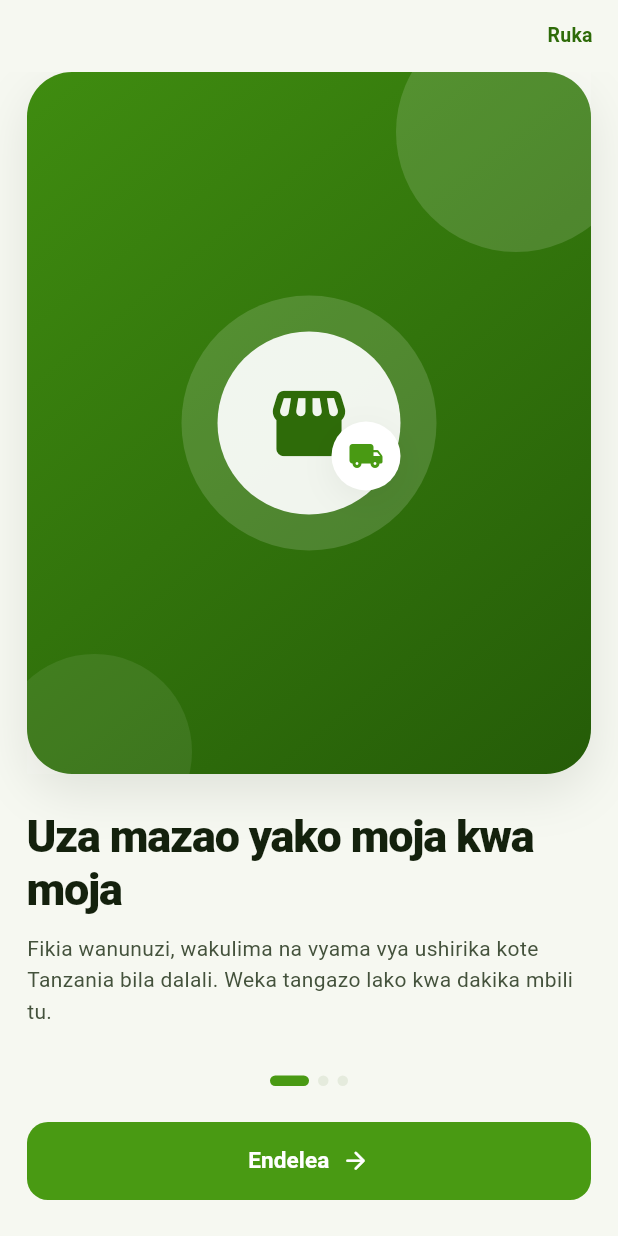
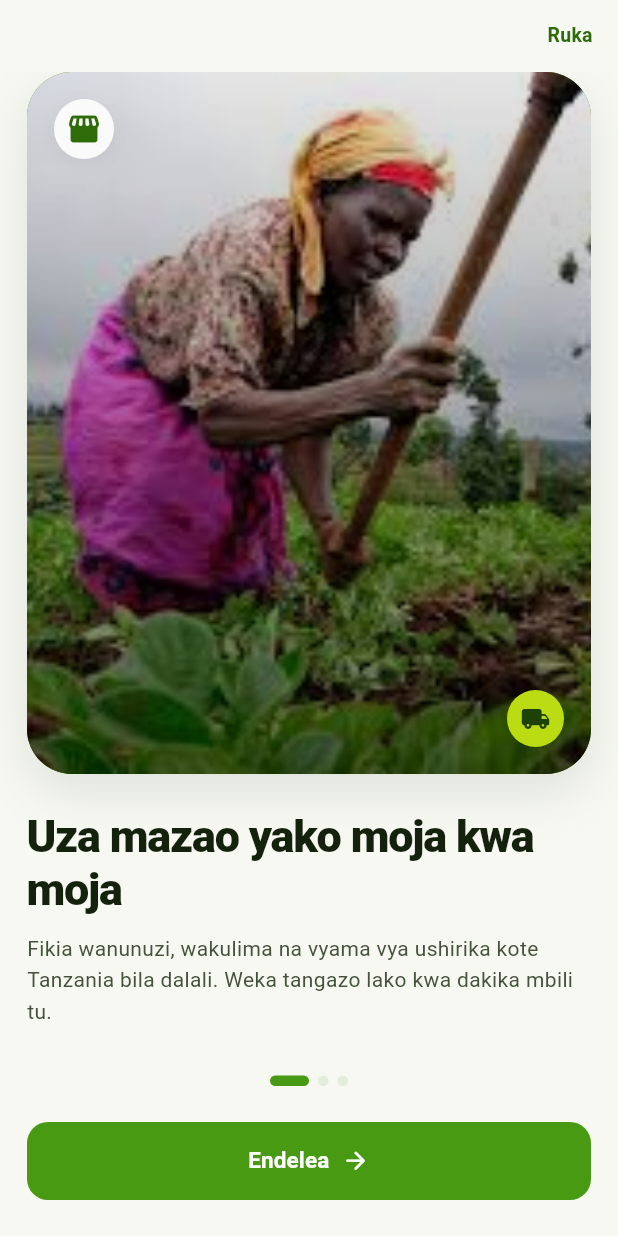
Before and after one commit to APKnation/mkulima, a Flutter app: the screen it shows after launch, on a phone screen of 412 x 824 dp. Run offline on Flutter 3.47's test engine with Material 3 defaults, Android fonts, the phone set to English and light mode, and no system bars; our stand-ins replace material_ui.

Commit message:
updated layout

```diff
--- a/lib/features/alerts/price_alerts_screen.dart
+++ b/lib/features/alerts/price_alerts_screen.dart
@@ -152,7 +152,7 @@ class _AlertCard extends StatelessWidget {
           Container(
             padding: const EdgeInsets.all(AppSpacing.sm),
             decoration: BoxDecoration(
-              color: alert.active ? AppColors.successSoft : AppColors.mutedSoft,
+              color: alert.active ? AppColors.successSoft : AppColors.surfaceAlt,
               shape: BoxShape.circle,
             ),
             child: Icon(
--- a/lib/features/directory/agro_directory_screen.dart
+++ b/lib/features/directory/agro_directory_screen.dart
@@ -193,7 +193,7 @@ class _DealerCard extends StatelessWidget {
                 child: MkButton(
                   label: 'Piga Simu (${dealer.phone})',
                   icon: Icons.phone_rounded,
-                  size: MkButtonSize.sm,
+                  height: 44,
                   onPressed: () {
                     showAppSnack(
                       context,
--- a/lib/features/logistics/agri_logistics_screen.dart
+++ b/lib/features/logistics/agri_logistics_screen.dart
@@ -183,7 +183,7 @@ class _TransporterCard extends StatelessWidget {
           MkButton(
             label: 'Wasiliana na Dereva (${transporter.phone})',
             icon: Icons.phone_rounded,
-            size: MkButtonSize.sm,
+            height: 44,
             onPressed: () {
               showAppSnack(
                 context,
@@ -268,7 +268,7 @@ class _WarehouseCard extends StatelessWidget {
           MkButton(
             label: 'Hifadhi Mzigo / Wasiliana (${warehouse.phone})',
             icon: Icons.phone_rounded,
-            size: MkButtonSize.sm,
+            height: 44,
             onPressed: () {
               showAppSnack(
                 context,
--- a/lib/features/onboarding/onboarding_screen.dart
+++ b/lib/features/onboarding/onboarding_screen.dart
@@ -6,6 +6,7 @@ import '../../core/widgets/mk_button.dart';
 
 class _Slide {
   const _Slide({
+    required this.imageAsset,
     required this.icon,
     required this.secondaryIcon,
     required this.gradient,
@@ -13,6 +14,7 @@ class _Slide {
     required this.body,
   });
 
+  final String imageAsset;
   final IconData icon;
   final IconData secondaryIcon;
   final Gradient gradient;
@@ -22,6 +24,7 @@ class _Slide {
 
 const _slides = [
   _Slide(
+    imageAsset: 'assets/images/mkulima1.jpg',
     icon: Icons.storefront_rounded,
     secondaryIcon: Icons.local_shipping_rounded,
     gradient: AppColors.heroGradient,
@@ -31,6 +34,7 @@ const _slides = [
         'Weka tangazo lako kwa dakika mbili tu.',
   ),
   _Slide(
+    imageAsset: 'assets/images/mkulima2.jpg',
     icon: Icons.trending_up_rounded,
     secondaryIcon: Icons.insights_rounded,
     gradient: AppColors.goldGradient,
@@ -40,6 +44,7 @@ const _slides = [
         'pamoja na mwenendo wa bei na vyanzo vilivyothibitishwa.',
   ),
   _Slide(
+    imageAsset: 'assets/images/mkulima3.jpg',
     icon: Icons.menu_book_rounded,
     secondaryIcon: Icons.cloud_off_rounded,
     gradient: AppColors.turquoiseGradient,
@@ -166,79 +171,64 @@ class _SlideView extends StatelessWidget {
                 borderRadius: BorderRadius.circular(AppRadius.xxl),
                 boxShadow: AppShadows.floating,
               ),
+              child: ClipRRect(
+                borderRadius: BorderRadius.circular(AppRadius.xxl),
                 child: Stack(
+                  fit: StackFit.expand,
                   children: [
-                  Positioned(
-                    top: -40,
-                    right: -30,
-                    child: Container(
-                      width: 160,
-                      height: 160,
+                    Image.asset(
+                      slide.imageAsset,
+                      fit: BoxFit.cover,
+                      errorBuilder: (_, __, ___) => const SizedBox.shrink(),
+                    ),
+                    Container(
                       decoration: BoxDecoration(
-                        shape: BoxShape.circle,
-                        color: Colors.white.withValues(alpha: 0.14),
+                        gradient: LinearGradient(
+                          begin: Alignment.topCenter,
+                          end: Alignment.bottomCenter,
+                          colors: [
+                            Colors.black.withValues(alpha: 0.10),
+                            Colors.black.withValues(alpha: 0.55),
+                          ],
                         ),
                       ),
                     ),
                     Positioned(
-                    bottom: -50,
-                    left: -20,
+                      top: 18,
+                      left: 18,
                       child: Container(
-                      width: 130,
-                      height: 130,
+                        padding: const EdgeInsets.all(AppSpacing.sm),
                         decoration: BoxDecoration(
+                          color: Colors.white.withValues(alpha: 0.90),
                           shape: BoxShape.circle,
-                        color: Colors.white.withValues(alpha: 0.08),
+                          boxShadow: AppShadows.soft,
+                        ),
+                        child: Icon(
+                          slide.icon,
+                          size: 24,
+                          color: AppColors.primaryDark,
                         ),
                       ),
                     ),
-                  Center(
-                    child: Stack(
-                      alignment: Alignment.center,
-                      children: [
-                        Container(
-                          width: 170,
-                          height: 170,
-                          decoration: BoxDecoration(
+                    Positioned(
+                      bottom: 18,
+                      right: 18,
+                      child: Container(
+                        padding: const EdgeInsets.all(9),
+                        decoration: const BoxDecoration(
+                          color: AppColors.secondary,
                           shape: BoxShape.circle,
-                            color: Colors.white.withValues(alpha: 0.15),
-                          ),
-                        ),
-                        Container(
-                          width: 122,
-                          height: 122,
-                          decoration: BoxDecoration(
-                            shape: BoxShape.circle,
-                            color: Colors.white.withValues(alpha: 0.92),
-                          ),
-                          child: Icon(
-                            slide.icon,
-                            size: 58,
-                            color: AppColors.primaryDark,
-                          ),
-                        ),
-                        Positioned(
-                          bottom: 40,
-                          right: 24,
-                          child: Container(
-                            width: 46,
-                            height: 46,
-                            decoration: const BoxDecoration(
-                              shape: BoxShape.circle,
-                              color: AppColors.surface,
                           boxShadow: AppShadows.card,
                         ),
                         child: Icon(
                           slide.secondaryIcon,
-                              size: 24,
-                              color: AppColors.primary,
+                          size: 20,
+                          color: AppColors.primaryDeep,
                         ),
                       ),
                     ),
                   ],
                 ),
-                  ),
-                ],
               ),
             ),
           ),
```
Also changed, not shown: assets/images/mkulima1.jpg (added), assets/images/mkulima2.jpg (added), assets/images/mkulima3.jpg (added), 3 other files. Lines whose indentation alone changed are shown as unchanged.
